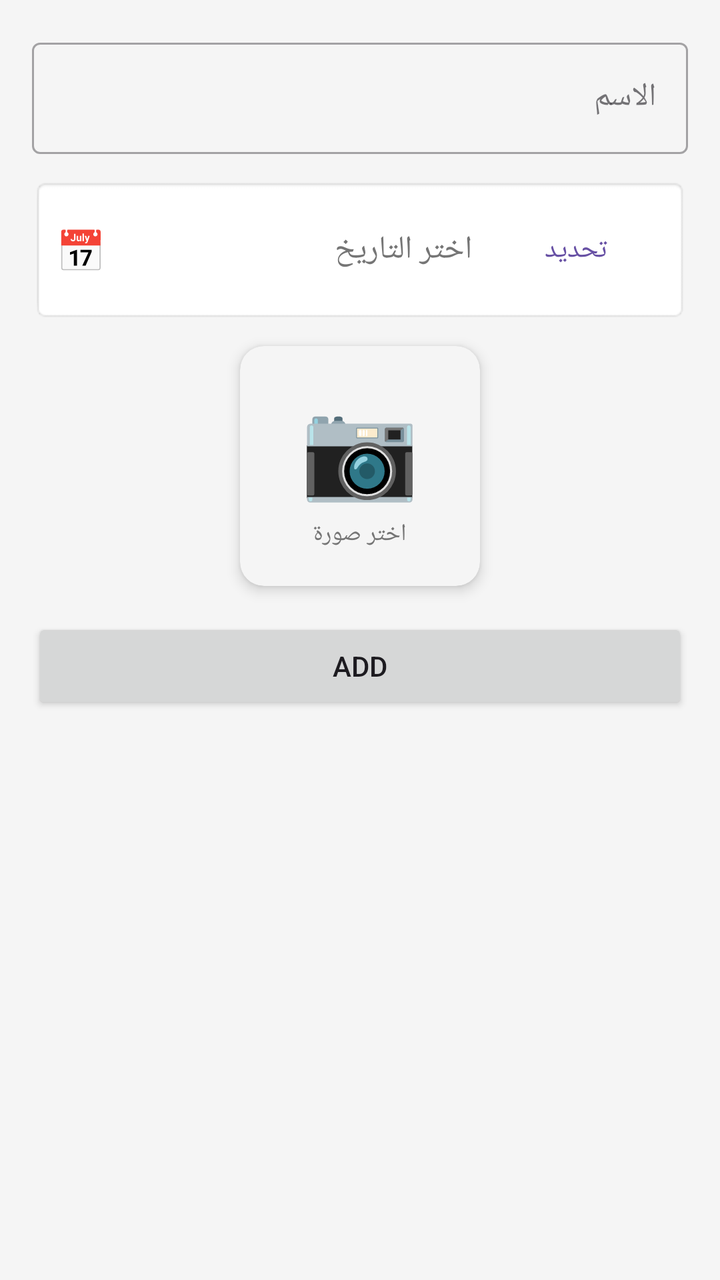
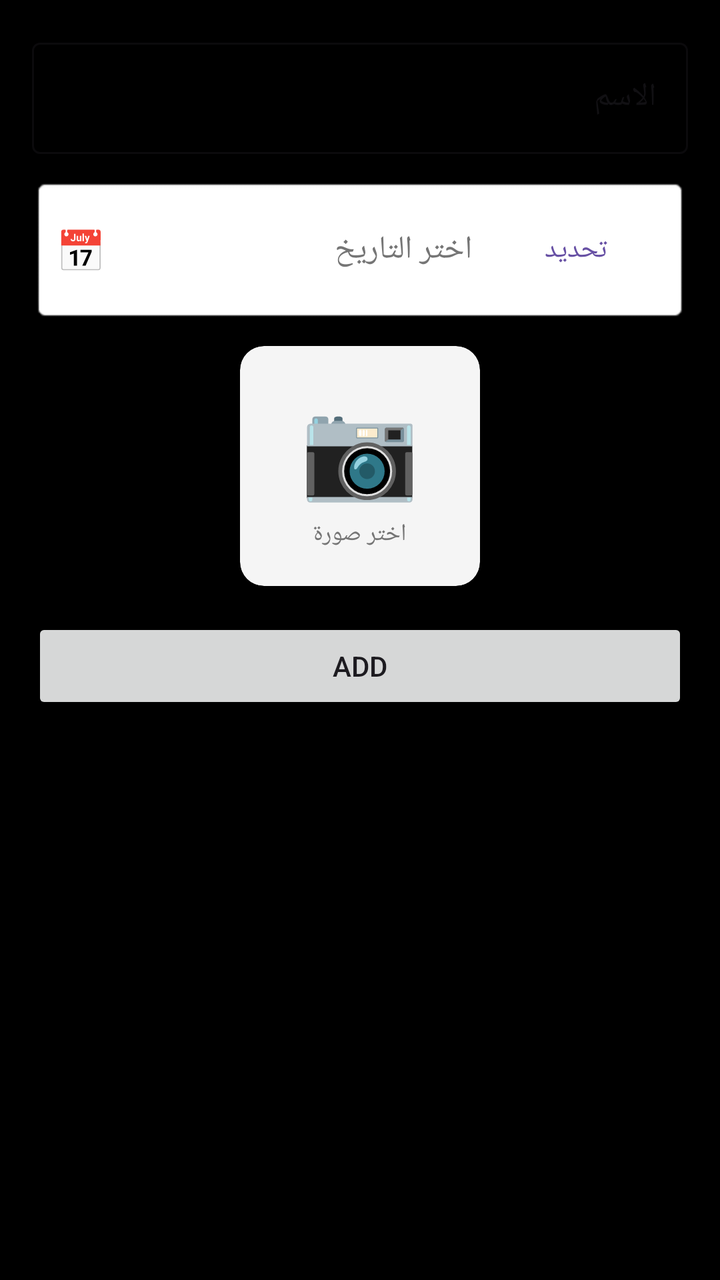

Two renders of the same Android screen: before a commit and after it. Below are the layout's source before the change and the commit's diff.
<!-- AndroidManifest.xml: application theme Theme.EleCount -->
<!-- res/layout/activity_main.xml -->
<?xml version="1.0" encoding="utf-8"?>
<ScrollView xmlns:android="http://schemas.android.com/apk/res/android"
    xmlns:app="http://schemas.android.com/apk/res-auto"
    android:id="@+id/main"
    android:layout_width="match_parent"
    android:layout_height="match_parent"
    android:fillViewport="true">

    <LinearLayout
        android:layout_width="match_parent"
        android:layout_height="wrap_content"
        android:orientation="vertical"
        android:padding="16dp"
        android:background="@color/background">

        
        <com.google.android.material.textfield.TextInputLayout
            android:layout_width="match_parent"
            android:layout_height="wrap_content"
            android:hint="الاسم"
            android:layout_marginBottom="12dp"
            style="@style/Widget.MaterialComponents.TextInputLayout.OutlinedBox">

            <com.google.android.material.textfield.TextInputEditText
                android:id="@+id/etName"
                android:layout_width="match_parent"
                android:layout_height="wrap_content"
                android:inputType="textPersonName"
                android:textSize="16sp" />

        </com.google.android.material.textfield.TextInputLayout>

        
        <LinearLayout
            android:layout_width="match_parent"
            android:layout_height="wrap_content"
            android:orientation="horizontal"
            android:gravity="center_vertical"
            android:layout_marginBottom="12dp"
            android:background="@android:drawable/editbox_background"
            android:padding="12dp">

            <TextView
                android:layout_width="wrap_content"
                android:layout_height="wrap_content"
                android:text="📅 "
                android:textSize="20sp" />

            <TextView
                android:id="@+id/tvSelectedDate"
                android:layout_width="0dp"
                android:layout_height="wrap_content"
                android:layout_weight="1"
                android:text="اختر التاريخ"
                android:textSize="16sp"
                android:textColor="#757575"
                android:padding="8dp" />

            <Button
                android:id="@+id/btnPickDate"
                android:layout_width="wrap_content"
                android:layout_height="wrap_content"
                android:text="تحديد"
                android:textSize="14sp"
                style="@style/Widget.MaterialComponents.Button.TextButton" />

        </LinearLayout>

        
        <androidx.cardview.widget.CardView
            android:layout_width="120dp"
            android:layout_height="120dp"
            android:layout_gravity="center"
            android:layout_marginBottom="16dp"
            app:cardCornerRadius="12dp"
            app:cardElevation="4dp"
            app:cardBackgroundColor="#F5F5F5">

            <LinearLayout
                android:id="@+id/layoutPickImage"
                android:layout_width="match_parent"
                android:layout_height="match_parent"
                android:orientation="vertical"
                android:gravity="center"
                android:clickable="true"
                android:focusable="true"
                android:background="?attr/selectableItemBackground">

                <ImageView
                    android:id="@+id/ivPreview"
                    android:layout_width="match_parent"
                    android:layout_height="match_parent"
                    android:scaleType="centerCrop"
                    android:visibility="gone" />

                <TextView
                    android:id="@+id/tvImageIcon"
                    android:layout_width="wrap_content"
                    android:layout_height="wrap_content"
                    android:text="📷"
                    android:textSize="48sp"
                    android:layout_gravity="center" />

                <TextView
                    android:layout_width="wrap_content"
                    android:layout_height="wrap_content"
                    android:text="اختر صورة"
                    android:textSize="12sp"
                    android:textColor="#757575"
                    android:layout_marginTop="4dp" />

            </LinearLayout>

        </androidx.cardview.widget.CardView>

      <Button
          android:layout_width="match_parent"
          android:layout_height="wrap_content"
          android:text="add"
          android:id="@+id/btadd"/>



        <androidx.recyclerview.widget.RecyclerView
            android:id="@+id/rc"
            android:layout_width="match_parent"
            android:layout_height="wrap_content"/>

    </LinearLayout>

</ScrollView>
<!-- resources referenced by this layout -->
<resources>
  <color name="background">#FFF5F5F5</color>
  <style name="Theme.EleCount" parent="Base.Theme.EleCount" />
  <style name="Base.Theme.EleCount" parent="Theme.Material3.DayNight.NoActionBar">
          
          
      </style>
</resources>

<!-- the commit's change to res/layout/activity_main.xml (unified diff, before → after) -->
@@ -11,7 +11,7 @@
         android:layout_height="wrap_content"
         android:orientation="vertical"
         android:padding="16dp"
-        android:background="@color/background">
+        android:background="#000000">
 
         
         <com.google.android.material.textfield.TextInputLayout
<!-- resource entries referenced after the edit -->
@@ -1,6 +1,5 @@
 <!-- resources referenced by this layout -->
 <resources>
-  <color name="background">#FFF5F5F5</color>
   <style name="Theme.EleCount" parent="Base.Theme.EleCount" />
   <style name="Base.Theme.EleCount" parent="Theme.Material3.DayNight.NoActionBar">
           
